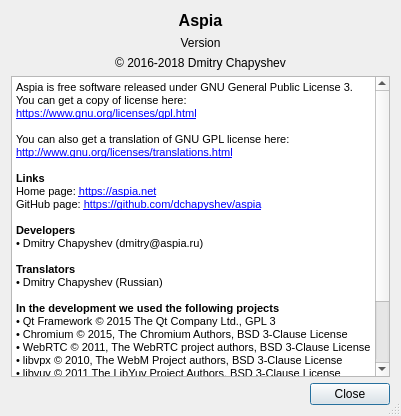
Qt form source/console/about_dialog.ui (dchapyshev/aspia) before a commit.
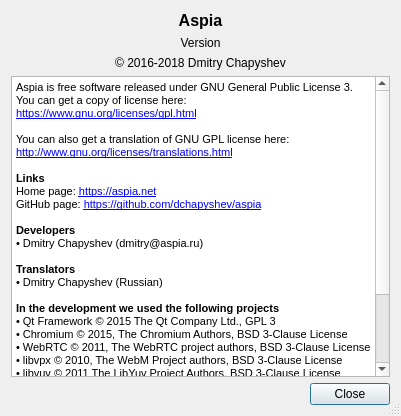
The same form after that commit.

Commit message: - Re-add libsodium to third party.

The edit to the form file:
```diff
--- a/source/console/about_dialog.ui
+++ b/source/console/about_dialog.ui
@@ -84,6 +84,7 @@
 &lt;p style=&quot; margin-top:0px; margin-bottom:0px; margin-left:0px; margin-right:0px; -qt-block-indent:0; text-indent:0px;&quot;&gt;• WebRTC © 2011, The WebRTC project authors, BSD 3-Clause License&lt;/p&gt;
 &lt;p style=&quot; margin-top:0px; margin-bottom:0px; margin-left:0px; margin-right:0px; -qt-block-indent:0; text-indent:0px;&quot;&gt;• libvpx © 2010, The WebM Project authors, BSD 3-Clause License&lt;/p&gt;
 &lt;p style=&quot; margin-top:0px; margin-bottom:0px; margin-left:0px; margin-right:0px; -qt-block-indent:0; text-indent:0px;&quot;&gt;• libyuv © 2011 The LibYuv Project Authors, BSD 3-Clause License&lt;/p&gt;
+&lt;p style=&quot; margin-top:0px; margin-bottom:0px; margin-left:0px; margin-right:0px; -qt-block-indent:0; text-indent:0px;&quot;&gt;• libsodium © 2013-2017 Frank Denis, ISC License&lt;/p&gt;
 &lt;p style=&quot; margin-top:0px; margin-bottom:0px; margin-left:0px; margin-right:0px; -qt-block-indent:0; text-indent:0px;&quot;&gt;• protobuf © 2014 Google Inc., BSD 3-Clause License&lt;/p&gt;
 &lt;p style=&quot; margin-top:0px; margin-bottom:0px; margin-left:0px; margin-right:0px; -qt-block-indent:0; text-indent:0px;&quot;&gt;• zlib-ng © 1995-2013 Jean-loup Gailly and Mark Adler, Zlib License&lt;/p&gt;
 &lt;p style=&quot; margin-top:0px; margin-bottom:0px; margin-left:0px; margin-right:0px; -qt-block-indent:0; text-indent:0px;&quot;&gt;• FatCow Icons © 2009-2014 FatCow Web Hosting, Creative Commons Attribution 3.0 License&lt;/p&gt;
```
The commit also changes 2 other files.
